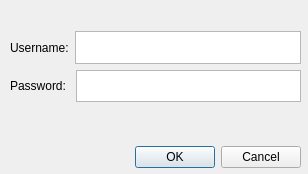
Qt form ClientApp/loginwindow.ui (KirylMi/uni-OSIISP-3.1-OxotaK) before a commit.
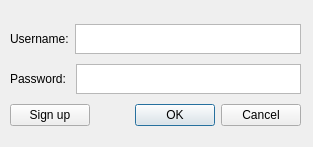
The same form after that commit.

Patch:
```diff
--- a/ClientApp/loginwindow.ui
+++ b/ClientApp/loginwindow.ui
@@ -6,36 +6,20 @@
    <rect>
     <x>0</x>
     <y>0</y>
-    <width>308</width>
-    <height>174</height>
+    <width>313</width>
+    <height>147</height>
    </rect>
   </property>
   <property name="windowTitle">
    <string>Dialog</string>
   </property>
-  <widget class="QDialogButtonBox" name="buttonBox">
-   <property name="geometry">
-    <rect>
-     <x>80</x>
-     <y>142</y>
-     <width>221</width>
-     <height>31</height>
-    </rect>
-   </property>
-   <property name="orientation">
-    <enum>Qt::Horizontal</enum>
-   </property>
-   <property name="standardButtons">
-    <set>QDialogButtonBox::Cancel|QDialogButtonBox::Ok</set>
-   </property>
-  </widget>
   <widget class="QWidget" name="verticalLayoutWidget">
    <property name="geometry">
     <rect>
      <x>10</x>
-     <y>31</y>
+     <y>20</y>
      <width>291</width>
-     <height>71</height>
+     <height>111</height>
     </rect>
    </property>
    <layout class="QVBoxLayout" name="verticalLayout_2">
@@ -49,7 +33,20 @@
        </widget>
       </item>
       <item>
-       <widget class="QTextEdit" name="textEdit"/>
+       <widget class="QTextEdit" name="textEdit">
+        <property name="minimumSize">
+         <size>
+          <width>0</width>
+          <height>30</height>
+         </size>
+        </property>
+        <property name="maximumSize">
+         <size>
+          <width>16777215</width>
+          <height>30</height>
+         </size>
+        </property>
+       </widget>
       </item>
      </layout>
     </item>
@@ -63,7 +60,41 @@
        </widget>
       </item>
       <item>
-       <widget class="QTextEdit" name="textEdit_2"/>
+       <widget class="QTextEdit" name="textEdit_2">
+        <property name="minimumSize">
+         <size>
+          <width>0</width>
+          <height>30</height>
+         </size>
+        </property>
+        <property name="maximumSize">
+         <size>
+          <width>16777215</width>
+          <height>30</height>
+         </size>
+        </property>
+       </widget>
+      </item>
+     </layout>
+    </item>
+    <item>
+     <layout class="QHBoxLayout" name="horizontalLayout_3">
+      <item>
+       <widget class="QPushButton" name="buttonSignUp">
+        <property name="text">
+         <string>Sign up</string>
+        </property>
+       </widget>
+      </item>
+      <item>
+       <widget class="QDialogButtonBox" name="buttonBox">
+        <property name="orientation">
+         <enum>Qt::Horizontal</enum>
+        </property>
+        <property name="standardButtons">
+         <set>QDialogButtonBox::Cancel|QDialogButtonBox::Ok</set>
+        </property>
+       </widget>
       </item>
      </layout>
     </item>
```
